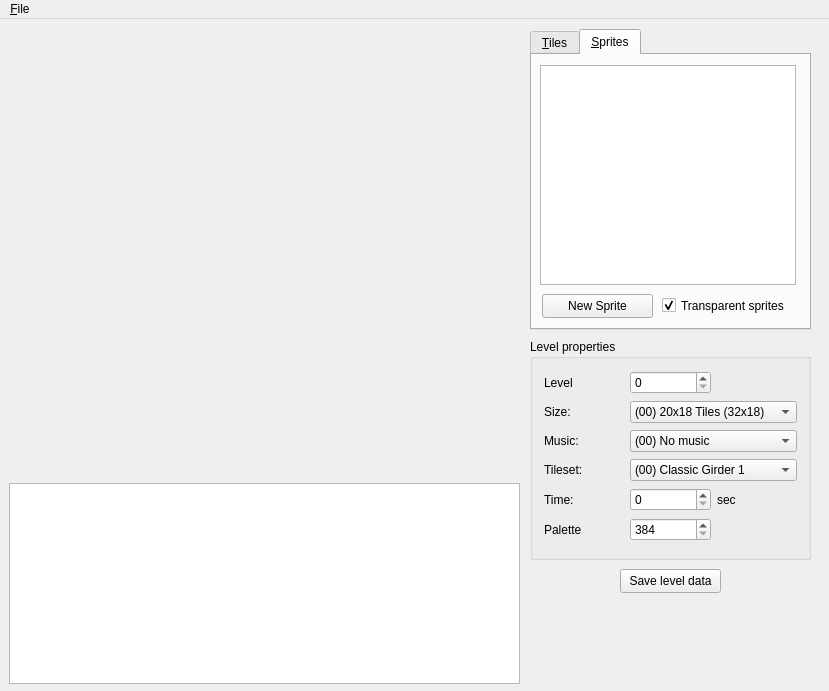
This is MainWindow.ui in bailli/eDKit as Qt 5 draws it before an edit. The edited form follows.
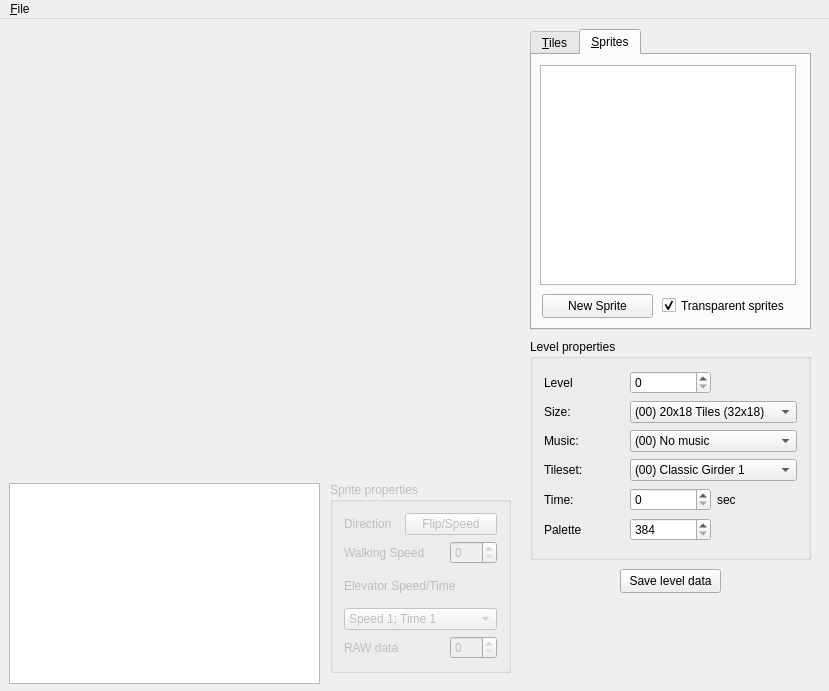
This is the edited form. Custom widgets are drawn as their Qt base class.

Commit message: sprite proporties box added - context menu removed

Patch:
```diff
--- a/MainWindow.ui
+++ b/MainWindow.ui
@@ -29,7 +29,7 @@
      <rect>
       <x>9</x>
       <y>464</y>
-      <width>511</width>
+      <width>311</width>
       <height>201</height>
      </rect>
     </property>
@@ -621,6 +621,166 @@
      </item>
     </layout>
    </widget>
+   <widget class="QGroupBox" name="grpSpriteProp">
+    <property name="enabled">
+     <bool>false</bool>
+    </property>
+    <property name="geometry">
+     <rect>
+      <x>330</x>
+      <y>463</y>
+      <width>181</width>
+      <height>191</height>
+     </rect>
+    </property>
+    <property name="title">
+     <string>Sprite properties</string>
+    </property>
+    <layout class="QGridLayout" name="gridLayout">
+     <item row="0" column="0">
+      <widget class="QLabel" name="lblDirection">
+       <property name="text">
+        <string>Direction</string>
+       </property>
+      </widget>
+     </item>
+     <item row="0" column="1" colspan="2">
+      <widget class="QPushButton" name="btnFlip">
+       <property name="enabled">
+        <bool>false</bool>
+       </property>
+       <property name="text">
+        <string>Flip/Speed</string>
+       </property>
+      </widget>
+     </item>
+     <item row="1" column="0" colspan="2">
+      <widget class="QLabel" name="label_9">
+       <property name="text">
+        <string>Walking Speed</string>
+       </property>
+      </widget>
+     </item>
+     <item row="1" column="2">
+      <widget class="QSpinBox" name="spbSpeed">
+       <property name="enabled">
+        <bool>false</bool>
+       </property>
+       <property name="maximum">
+        <number>127</number>
+       </property>
+      </widget>
+     </item>
+     <item row="2" column="0" colspan="3">
+      <widget class="QLabel" name="label_10">
+       <property name="text">
+        <string>Elevator Speed/Time</string>
+       </property>
+      </widget>
+     </item>
+     <item row="3" column="0" colspan="3">
+      <widget class="QComboBox" name="cmbElevator">
+       <property name="enabled">
+        <bool>false</bool>
+       </property>
+       <item>
+        <property name="text">
+         <string>Speed 1; Time 1</string>
+        </property>
+       </item>
+       <item>
+        <property name="text">
+         <string>Speed 2; Time 1</string>
+        </property>
+       </item>
+       <item>
+        <property name="text">
+         <string>Speed 3; Time 1</string>
+        </property>
+       </item>
+       <item>
+        <property name="text">
+         <string>Speed 4; Time 1</string>
+        </property>
+       </item>
+       <item>
+        <property name="text">
+         <string>Speed 1; Time 2</string>
+        </property>
+       </item>
+       <item>
+        <property name="text">
+         <string>Speed 2; Time 2</string>
+        </property>
+       </item>
+       <item>
+        <property name="text">
+         <string>Speed 3; Time 2</string>
+        </property>
+       </item>
+       <item>
+        <property name="text">
+         <string>Speed 4; Time 2</string>
+        </property>
+       </item>
+       <item>
+        <property name="text">
+         <string>Speed 1; Time 3</string>
+        </property>
+       </item>
+       <item>
+        <property name="text">
+         <string>Speed 2; Time 3</string>
+        </property>
+       </item>
+       <item>
+        <property name="text">
+         <string>Speed 3; Time 3</string>
+        </property>
+       </item>
+       <item>
+        <property name="text">
+         <string>Speed 4; Time 3</string>
+        </property>
+       </item>
+       <item>
+        <property name="text">
+         <string>Speed 1; Time 4</string>
+        </property>
+       </item>
+       <item>
+        <property name="text">
+         <string>Speed 2; Time 4</string>
+        </property>
+       </item>
+       <item>
+        <property name="text">
+         <string>Speed 3; Time 4</string>
+        </property>
+       </item>
+       <item>
+        <property name="text">
+         <string>Speed 4; Time 4</string>
+        </property>
+       </item>
+      </widget>
+     </item>
+     <item row="4" column="0">
+      <widget class="QLabel" name="label_11">
+       <property name="text">
+        <string>RAW data</string>
+       </property>
+      </widget>
+     </item>
+     <item row="4" column="2">
+      <widget class="QSpinBox" name="spbRAW">
+       <property name="maximum">
+        <number>255</number>
+       </property>
+      </widget>
+     </item>
+    </layout>
+   </widget>
   </widget>
   <widget class="QMenuBar" name="menuBar">
    <property name="geometry">
```
Left out of the diff: 3 changed lines with no effect on the pictures. The commit also changes 5 other files.
